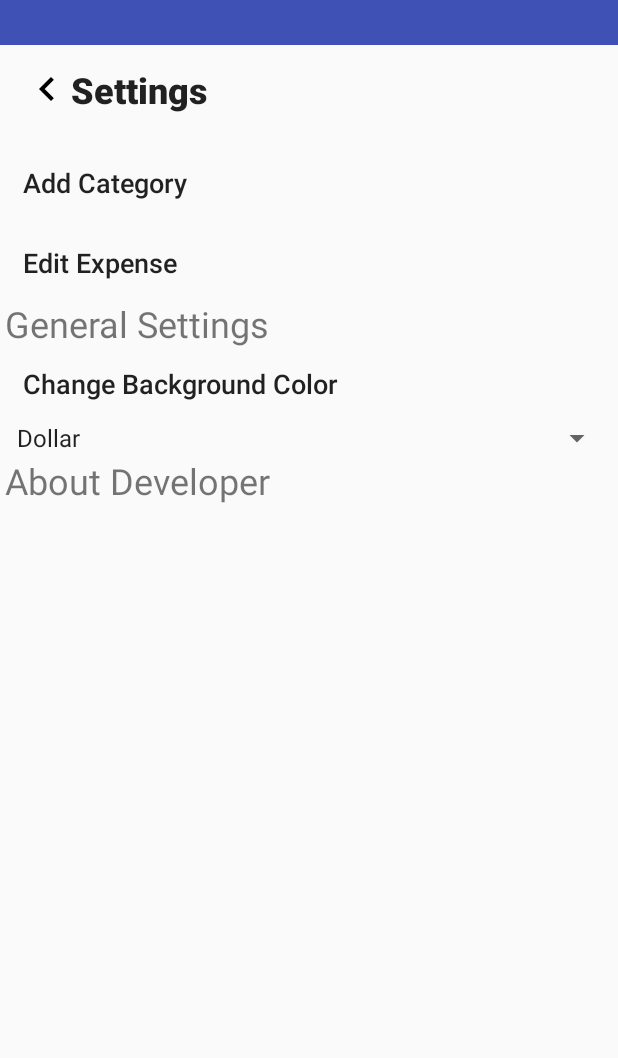
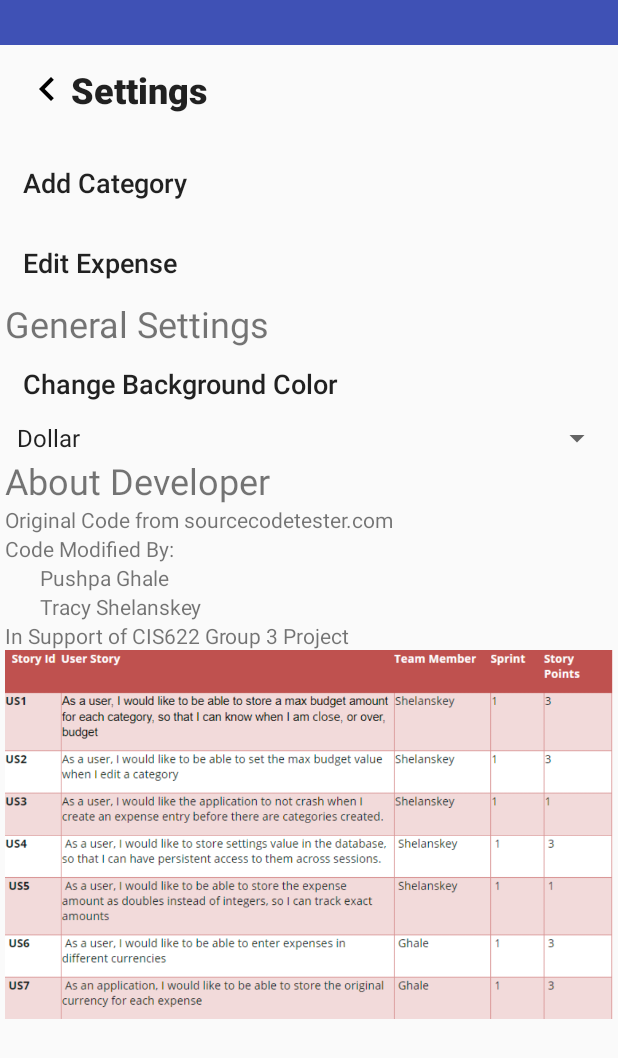
Before and after one commit to tgshelanskey/ManageExpense, an Android app: the Setting screen opened directly, with no data from a screen before it, on a phone screen of 412 x 824 dp. Shown: the top 1058 px of the screen. Run offline under Robolectric (Android 15) with nearby library versions, the light colour scheme and no system bars.

```diff
--- a/app/src/main/java/com/example/jasper/manageexpense/DBHelper.java
+++ b/app/src/main/java/com/example/jasper/manageexpense/DBHelper.java
@@ -27,6 +27,8 @@ public class DBHelper extends SQLiteOpenHelper {
 
     //shelanskey US1 - Add max budget columm
     public static final String CATEGORY_COLUMN_BUDGET_NAME = "budget";
+
+    //Removed because makes no sense
     //public static final String EXPENSE_COLUMN_CATEGORY_IDENTIFIER = "identifier";
 
     public static final String EXPENSE_TABLE_ADD = "Add_Expense";
@@ -35,9 +37,11 @@ public class DBHelper extends SQLiteOpenHelper {
     public static final String EXPENSE_ADD_COLUMN_AMOUNT = "amount";
     public static final String EXPENSE_ADD_COLUMN_DATE = "date";
     public static final String EXPENSE_ADD_COLUMN_NOTE = "note";
-    public static final String EXPENSE_ADD_COLUMN_CURRENCY = "currency"; //PGhale: Added column for currency  Add_expense table
 
-    // US4 - add settings table
+    //PGhale US7: Added column for currency  Add_expense table
+    public static final String EXPENSE_ADD_COLUMN_CURRENCY = "currency";
+
+    // Shelanskey US4 - add settings table
     public static final String SETTINGS_TABLE_NAME = "settings";
     public static final String SETTINGS_COLUMN_ID = "id";
     public static final String SETTINGS_COLUMN_KEY = "key";
@@ -56,16 +60,20 @@ public class DBHelper extends SQLiteOpenHelper {
     @Override
     public void onCreate(SQLiteDatabase db) {
 
+        //Shelanskey US1 - added budget column to store max budget value
         String createTable = "create table Category (id integer primary key AUTOINCREMENT, category_name, budget);";
         db.execSQL(createTable);
 
-        String createTableAdd = "create table Add_Expense (add_id integer primary key AUTOINCREMENT, category_add, amount double, date, note, currency);"; //pghale: Added currency column in Expense table
+        //pghale US7: Added currency column in Expense table
+        String createTableAdd = "create table Add_Expense (add_id integer primary key AUTOINCREMENT, category_add, amount double, date, note, currency);";
         db.execSQL(createTableAdd);
 
+        //Shelanskey US4 - adding table creates for new settings table
         String createTableSettings = "create table " + SETTINGS_TABLE_NAME + " (" + SETTINGS_COLUMN_ID + " integer primary key AUTOINCREMENT, " +
                 SETTINGS_COLUMN_KEY + ", " +  SETTINGS_COLUMN_VALUE + " );";
         db.execSQL(createTableSettings);
 
+        //Shelanksey US4 - ensuring that the application starts with a default setting for CURRENCY
         String insertDefaultSettings = "INSERT INTO " + SETTINGS_TABLE_NAME + "(" +SETTINGS_COLUMN_KEY + ", " + SETTINGS_COLUMN_VALUE + ") VALUES ('CURRENCY', 'Dollar')";
         db.execSQL(insertDefaultSettings);
     }
@@ -83,6 +91,8 @@ public class DBHelper extends SQLiteOpenHelper {
 
         ContentValues values = new ContentValues();
         values.put(CATEGORY_COLUMN_CATEGORY_NAME, category_name);//column name, column value
+
+        //Shelanskey US1 - added budget column need to store new value
         values.put(CATEGORY_COLUMN_BUDGET_NAME, budgetAmount);
 
         // Inserting Row
@@ -99,7 +109,9 @@ public class DBHelper extends SQLiteOpenHelper {
         values.put(EXPENSE_ADD_COLUMN_AMOUNT, CurrencyHandler.convertToDollars(currency ,amount));
         values.put(EXPENSE_ADD_COLUMN_DATE, date);
         values.put(EXPENSE_ADD_COLUMN_NOTE, note);
-        values.put(EXPENSE_ADD_COLUMN_CURRENCY, currency); //pGhale: It inserts currency data in currency column
+
+        //pGhale US7: It inserts currency data in currency column
+        values.put(EXPENSE_ADD_COLUMN_CURRENCY, currency);
         db.insert(EXPENSE_TABLE_ADD, null, values);
         db.close();
     }
@@ -134,17 +146,22 @@ public class DBHelper extends SQLiteOpenHelper {
         return numRowsAdd;
     }
 
+    //Shelanskey US1 - New method to handle budget amount
     public boolean updateCategory(Integer id, String name, Integer budget) {
         SQLiteDatabase db = this.getWritableDatabase();
         ContentValues contentValues = new ContentValues();
         contentValues.put(CATEGORY_COLUMN_ID, id);
         contentValues.put(CATEGORY_COLUMN_CATEGORY_NAME, name);
+
+        //Shelanskey US1 - added new column
         contentValues.put(CATEGORY_COLUMN_BUDGET_NAME, budget);
 
         db.update(CATEGORY_TABLE_NAME, contentValues, CATEGORY_COLUMN_ID + "=" +id, null);
         return true;
     }
 
+    //Keeping original method signature for default category creation with a 0 budget
+    //TODO change flow on category add
     public boolean updateCategory(Integer id, String name) {
         SQLiteDatabase db = this.getWritableDatabase();
         ContentValues contentValues = new ContentValues();
@@ -172,10 +189,12 @@ public class DBHelper extends SQLiteOpenHelper {
         ContentValues contentValues = new ContentValues();
         contentValues.put(EXPENSE_ADD_COLUMN_ID, id);
         contentValues.put(EXPENSE_ADD_COLUMN_CATEGORY_ADD, category_add);
+
+        //Shelanskey, Ghale US4, US6 - All expenses get saved in Dollars to normalize sum, history, and budget calculations
         contentValues.put(EXPENSE_ADD_COLUMN_AMOUNT, CurrencyHandler.convertToDollars(currency ,amount));
+
         contentValues.put(EXPENSE_ADD_COLUMN_DATE, date);
         contentValues.put(EXPENSE_ADD_COLUMN_NOTE, note);
-        // ContentValues.put("currency", currency);
 
         db.update(EXPENSE_TABLE_ADD, contentValues,EXPENSE_ADD_COLUMN_ID+ "=" +id , null );
         return true;
@@ -212,6 +231,8 @@ public class DBHelper extends SQLiteOpenHelper {
     }
     public List<Overview_ListView> getOverviewList() {
         Overview_ListView overList = null;
+
+        //Shelanskey, Ghale US4, US6 - All expenses get saved in Dollars to normalize sum, history, and budget calculations
         String currencyType = getSetting("CURRENCY");
 
         List<Overview_ListView> listOverview = new ArrayList<>();
@@ -232,6 +253,8 @@ public class DBHelper extends SQLiteOpenHelper {
     }
 
     public List<TabHistory_Week_List> getHistoryWeek() {
+
+        //Shelanskey, Ghale US4, US6 - All expenses get saved in Dollars to normalize sum, history, and budget calculations
         String currencyType = getSetting("CURRENCY");
         TabHistory_Week_List sample = null;
 
@@ -298,8 +321,9 @@ public class DBHelper extends SQLiteOpenHelper {
         cursor.moveToFirst();
 
         while (!cursor.isAfterLast()) {
+            //pGhale US6: Retrieving value of currency for History page
             tab = new TabHistory_Week_List(cursor.getInt(0), cursor.getString(1), cursor.getInt(2), cursor.getString(3), cursor.getString(4), cursor.getString(5));
-            //pGhale: Retrieving value of currency for History page
+
             listArrayList.add(tab);
             cursor.moveToNext();
         }
@@ -371,6 +395,7 @@ public class DBHelper extends SQLiteOpenHelper {
         return true;
     }
 
+    //shelanskey US4 - method for getting all settings
     public List<com.example.dataObject.Setting> getAllSettings() {
         List<Setting> listArray = new ArrayList<>();
         Setting setting;
@@ -390,6 +415,7 @@ public class DBHelper extends SQLiteOpenHelper {
         return listArray;
     }
 
+    //shelanskey US4 - method for getting a specific settings
     public String getSetting(String setting_name) {
         Setting setting;
         hp = new HashMap();
--- a/app/src/main/java/com/example/jasper/manageexpense/Overview.java
+++ b/app/src/main/java/com/example/jasper/manageexpense/Overview.java
@@ -42,6 +42,7 @@ public class Overview extends Fragment{
         total = (TextView)view.findViewById(R.id.txtAmountOverview);
         getTotal();
 
+        //shelanskey, ghale US4, US6 pass currency defaults to adapter
         DBHelper db = new DBHelper(getContext());
         String currencyType = db.getSetting("CURRENCY");
         listOverview = db.getOverviewList();
@@ -51,6 +52,7 @@ public class Overview extends Fragment{
     }
 
     public Cursor getTotal() {
+        //shelanskey, ghale US4, US6 pass currency defaults to adapter
         DBHelper db = new DBHelper(getContext());
         String currencyType = db.getSetting("CURRENCY");
         SQLiteDatabase sql = db.getReadableDatabase();
--- a/app/src/main/java/com/example/jasper/manageexpense/Overview_List_Adapter.java
+++ b/app/src/main/java/com/example/jasper/manageexpense/Overview_List_Adapter.java
@@ -48,6 +48,8 @@ public class Overview_List_Adapter extends BaseAdapter {
         ProgressBar progressBar = (ProgressBar)view.findViewById(R.id.progressBar);
 
         txtName.setText(listOverview.get(position).getName());
+
+        //shelanskey, ghale US4, US6 deisplay correct currency type
         DecimalFormat precision = new DecimalFormat("0.00");
         txtAmount.setText(precision.format(listOverview.get(position).getAmount()) + " " + currencyType);
         progressBar.setProgress(txtAmount.getAutoLinkMask());
--- a/app/src/main/java/com/example/jasper/manageexpense/Setting.java
+++ b/app/src/main/java/com/example/jasper/manageexpense/Setting.java
@@ -27,17 +27,20 @@ import java.util.List;
 
 public class Setting extends Activity implements AdapterView.OnItemSelectedListener{
     RelativeLayout relativeLayout;
-    Spinner spinnerCurrency; // pGhale: declaring spinner variable spinnerCurrency
+
+    // pGhale US6: declaring spinner variable spinnerCurrency
+    Spinner spinnerCurrency;
 
     @Override
     public void onCreate(Bundle savedInstanceState)  {
         super.onCreate(savedInstanceState);
         setContentView(R.layout.settings);
 
+        //shelanskey, ghale US4, US6 Create currency selector and set its default value
         DBHelper dbHelper = new DBHelper(getApplicationContext());
         String currencyType = dbHelper.getSetting("CURRENCY");
         int preferredCurrency = CurrencyHandler.lookupPosition(currencyType);
-        spinnerCurrency = (Spinner) findViewById(R.id.spinnerPreferredCurrency); //pGhale : setting the spinnerCurrency object from view
+        spinnerCurrency = (Spinner) findViewById(R.id.spinnerPreferredCurrency);
         spinnerCurrency.setOnItemSelectedListener(this);
         spinnerCurrency.setSelection(preferredCurrency);
 
@@ -70,6 +73,7 @@ public class Setting extends Activity implements AdapterView.OnItemSelectedListe
             }
         });
 
+        //pGhale US6: getting the current selected currency
         String currency = spinnerCurrency.getSelectedItem().toString(); //pGhale : getting the current selected currency
     }
 
@@ -77,7 +81,9 @@ public class Setting extends Activity implements AdapterView.OnItemSelectedListe
     public void onItemSelected(AdapterView<?> parent, View view, int position, long id) {
         DBHelper dbHelper = new DBHelper(getApplicationContext());
         String label = parent.getItemAtPosition(position).toString();
-        String currencyType = spinnerCurrency.getSelectedItem().toString(); //pGhale : getting the current selected currency
+
+        //pGhale US6 : getting the current selected currency
+        String currencyType = spinnerCurrency.getSelectedItem().toString();
         dbHelper.updateSetting("CURRENCY", currencyType);
         Toast.makeText(parent.getContext(), "Selected Currency: " + currencyType + " ", Toast.LENGTH_LONG).show();
     }
--- a/app/src/main/java/com/example/jasper/manageexpense/Tab1.java
+++ b/app/src/main/java/com/example/jasper/manageexpense/Tab1.java
@@ -113,8 +113,9 @@ public class Tab1 extends Activity {
                 tab1_adapter.notifyDataSetChanged();
 
                 String category_name = editName.getText().toString();
+
+                //Shelanskey US2 - Get budget value and convert to integer
                 Integer budget = new Integer(editBudget.getText().toString());
-                System.out.println("Budget: " + budget);
                 editName.setText("");
                 editBudget.setText("");
                 db.updateCategory(ids, category_name, budget);
--- a/app/src/main/java/com/example/jasper/manageexpense/Tab1_Adapter.java
+++ b/app/src/main/java/com/example/jasper/manageexpense/Tab1_Adapter.java
@@ -48,6 +48,7 @@ public class Tab1_Adapter extends BaseAdapter {
         View view = View.inflate(context, R.layout.tab1_list, null);
 
         TextView txtCategoryName = (TextView)view.findViewById(R.id.txtCategoryName);
+        //Shelanskey US2 - Get budget value
         TextView txtCategoryBudget = (TextView)view.findViewById(R.id.txtCategoryBudget);
         txtCategoryName.setText(records.get(position).getName());
         txtCategoryBudget.setText("" + records.get(position).getBudget());
--- a/app/src/main/java/com/example/jasper/manageexpense/Tab2.java
+++ b/app/src/main/java/com/example/jasper/manageexpense/Tab2.java
@@ -51,7 +51,8 @@ public class Tab2 extends Activity implements AdapterView.OnItemSelectedListener
     Button buttonCancel;
     Calendar calendar;
     Spinner spinner;
-    Spinner spinnerCurrency; //pGhale : declaring spinner variable spinnercurrency
+    //pGhale US6 : declaring spinner variable spinnercurrency
+    Spinner spinnerCurrency;
     private int year, month, day;
     final Context context = this;
 
@@ -69,9 +70,11 @@ public class Tab2 extends Activity implements AdapterView.OnItemSelectedListener
         spinner.setOnItemSelectedListener(this);
 
         //populate spinner currency object
+        //shelanskey, ghale US4, US6 Create currency selector and set its default value
         DBHelper dbHelper = new DBHelper(getApplicationContext());
         String currencyType = dbHelper.getSetting("CURRENCY");
         int preferredCurrency = CurrencyHandler.lookupPosition(currencyType);
+
         spinnerCurrency = (Spinner) findViewById(R.id.spinner_unit); //pGhale
         spinnerCurrency.setOnItemSelectedListener(this);
         spinnerCurrency.setSelection(preferredCurrency);
@@ -170,7 +173,8 @@ public class Tab2 extends Activity implements AdapterView.OnItemSelectedListener
                 Double amount = new Double(amount_add.getText().toString());
                 String date = date_add.getText().toString();
                 String notes = note.getText().toString();
-                String currency = spinnerCurrency.getSelectedItem().toString(); //pGhale: getting the current selected currency
+                //pGhale US6: getting the current selected currency
+                String currency = spinnerCurrency.getSelectedItem().toString();
 
                 if (category_add.length() <= 0) {
                     Toast.makeText(getApplicationContext(), "Please Add Category first!", Toast.LENGTH_LONG).show();
@@ -180,6 +184,7 @@ public class Tab2 extends Activity implements AdapterView.OnItemSelectedListener
 
                 if (category_add.trim().length() > 0) {
                     DBHelper db = new DBHelper(getApplicationContext());
+                    //pghale US6: adding currency column to the Add_Expense table
                     db.insertAdd_Expense(category_add, amount, date, notes, currency);//pghale: adding currency column to the Add_Expense table
                     List<Edit_expense_List> a = db.getAllExpenses();
 
@@ -265,7 +270,9 @@ public class Tab2 extends Activity implements AdapterView.OnItemSelectedListener
     public void onItemSelected(AdapterView<?> parent, View view, int position, long id) {
         String label = parent.getItemAtPosition(position).toString();
         spinner.getSelectedItem().toString();
-        spinnerCurrency.getSelectedItem().toString(); //pGhale
+
+        //pGhale US6: getting the current selected currency
+        spinnerCurrency.getSelectedItem().toString();
         //Toast.makeText(parent.getContext(), "You Selected: " + label, Toast.LENGTH_SHORT).show();
     }
 
--- a/app/src/main/java/com/example/jasper/manageexpense/Update_AddExpense.java
+++ b/app/src/main/java/com/example/jasper/manageexpense/Update_AddExpense.java
@@ -166,11 +166,13 @@ public class Update_AddExpense extends Activity{
             @Override
             public void onClick(View v) {
                 DBHelper db = new DBHelper(getApplicationContext());
+                String currencyType = db.getSetting("CURRENCY");
 
                 int ids = listExpense.get(id).getId();
                 adapter.notifyDataSetChanged();
 
                 String Category_name = editText.getText().toString();
+                //Shelanskey US5 concert values to double
                 Double amount = new Double(editAmount.getText().toString());
                 String date = editDate.getText().toString();
                 String note = editNote.getText().toString();
@@ -180,7 +182,7 @@ public class Update_AddExpense extends Activity{
                 editNote.setText("");
 
                 db.updateCategory(ids, Category_name);
-                db.updateCategoryAdd(ids, Category_name, amount, date, note, "dollar");
+                db.updateCategoryAdd(ids, Category_name, amount, date, note, currencyType);
                 Toast.makeText(Update_AddExpense.this, "Expense updated!", Toast.LENGTH_SHORT).show();
 
                 loadListView();
--- a/app/src/main/res/layout/settings.xml
+++ b/app/src/main/res/layout/settings.xml
@@ -1,5 +1,6 @@
 <?xml version="1.0" encoding="utf-8"?>
 <LinearLayout xmlns:android="http://schemas.android.com/apk/res/android"
+    xmlns:app="http://schemas.android.com/apk/res-auto"
     android:layout_width="match_parent"
     android:layout_height="match_parent"
     android:orientation="vertical">
@@ -43,7 +44,8 @@
             android:layout_height="wrap_content"
             android:layout_margin="3dp"
             android:layout_marginTop="5dp"
-            android:orientation="vertical">
+            android:orientation="vertical"
+            android:weightSum="1">
 
             <Button
                 android:id="@+id/btn_settings_addCat"
@@ -88,7 +90,7 @@
                 android:id="@+id/spinnerPreferredCurrency"
                 android:layout_width="match_parent"
                 android:layout_height="wrap_content"
-                android:entries="@array/lists"/>
+                android:entries="@array/lists" />
 
             <TextView
                 android:id="@+id/textView9"
@@ -97,6 +99,47 @@
                 android:text="About Developer"
                 android:textSize="24sp" />
 
+            <TextView
+                android:id="@+id/textView15"
+                android:layout_width="match_parent"
+                android:layout_height="wrap_content"
+                android:layout_weight="22.75"
+                android:text="Original Code from sourcecodetester.com" />
+
+            <TextView
+                android:id="@+id/textView19"
+                android:layout_width="match_parent"
+                android:layout_height="wrap_content"
+                android:text="Code Modified By:" />
+
+            <TextView
+                android:id="@+id/textView22"
+                android:layout_width="match_parent"
+                android:layout_height="wrap_content"
+                android:text="       Pushpa Ghale" />
+
+            <TextView
+                android:id="@+id/textView21"
+                android:layout_width="match_parent"
+                android:layout_height="wrap_content"
+                android:text="       Tracy Shelanskey" />
+
+            <TextView
+                android:id="@+id/textView23"
+                android:layout_width="match_parent"
+                android:layout_height="wrap_content"
+                android:text="In Support of CIS622 Group 3 Project" />
+
+            <ImageView
+                android:id="@+id/imageView"
+                android:layout_width="match_parent"
+                android:layout_height="match_parent"
+                android:adjustViewBounds="true"
+                android:cropToPadding="true"
+                android:scaleType="fitXY"
+                android:visibility="visible"
+                android:src="@drawable/changelog" />
+
         </LinearLayout>
     </ScrollView>
 
```
Also changed, not shown: app/src/main/java/com/example/jasper/manageexpense/AddNewExpense.java (+8 -4 lines), app/src/main/res/drawable/changelog.png (added).
